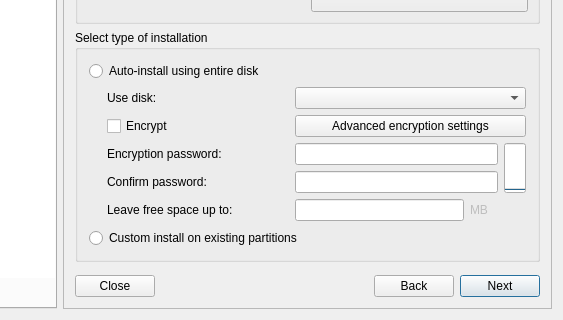
Qt form meinstall.ui (gazelle-installer/gazelle-installer) before a commit; both pictures show x 137 to 700 and y 180 to 500 of the 700 by 500 pixel window.
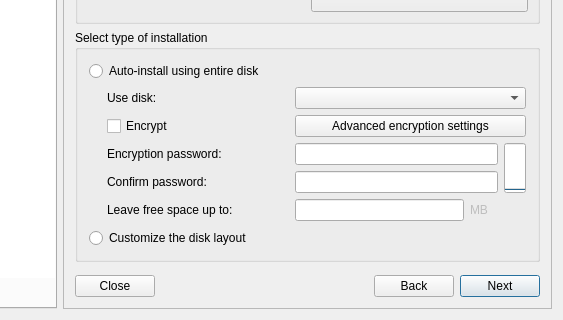
The same form after that commit. The open tabs and pages were chosen to show the change. Icons and pictures are not drawn. Custom widgets are drawn as their Qt base class.

Commit message: The custom partition radio button is now always visible.

```diff
--- a/meinstall.ui
+++ b/meinstall.ui
@@ -480,7 +480,7 @@
                 </sizepolicy>
                </property>
                <property name="text">
-                <string>Custom install on existing partitions</string>
+                <string>Customize the disk layout</string>
                </property>
               </widget>
              </item>
```
Left out of the diff: 4 changed lines with no effect on the pictures. The commit also changes 2 other files.
